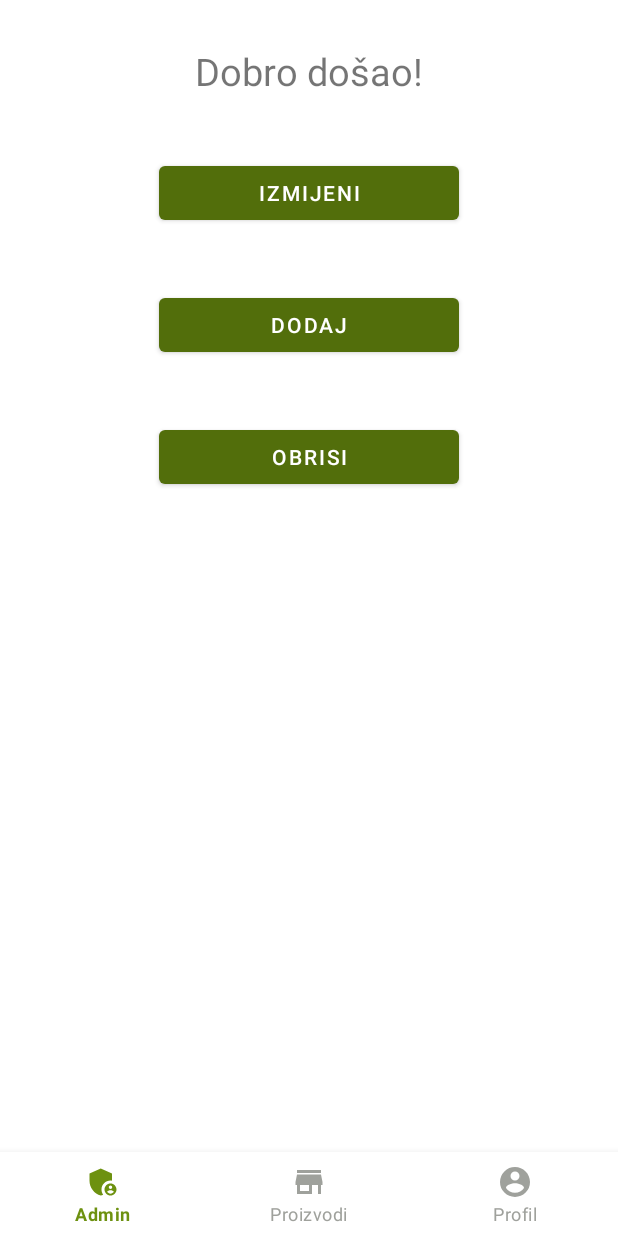
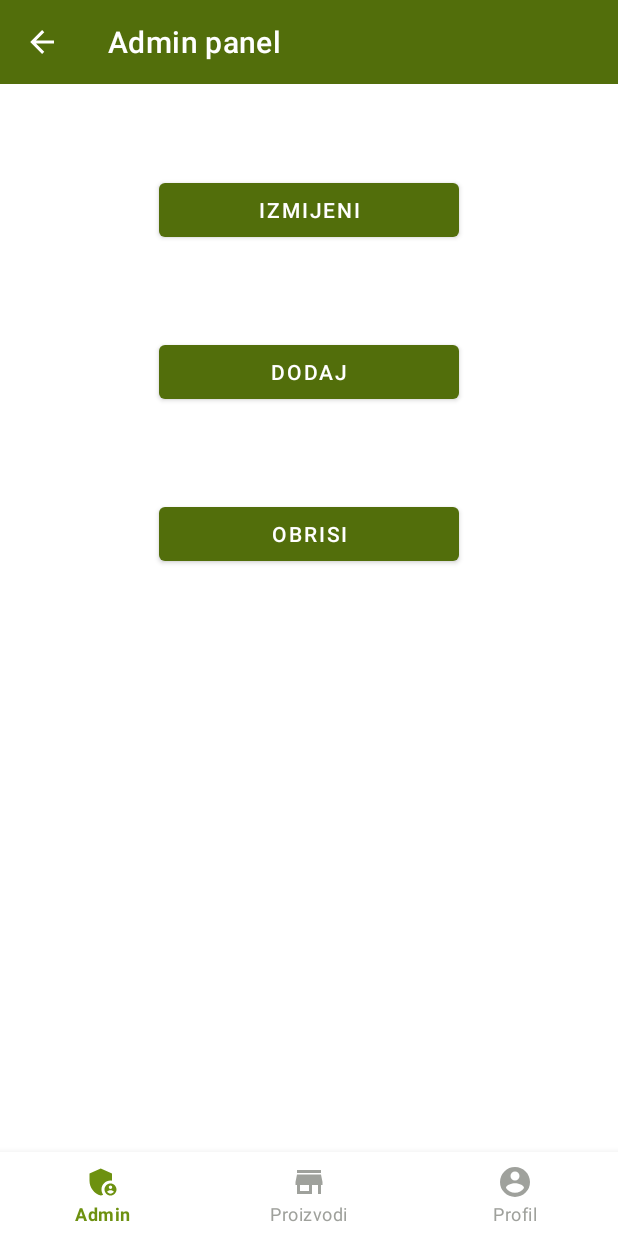
Before and after one commit to imranspahic/NRS-projekat, an Android app: the MainActivity2 screen opened directly, with no data from a screen before it, on a phone screen of 412 x 824 dp. Run offline under Robolectric (Android 15) with nearby library versions, the phone set to English and light mode, and no system bars; our stand-ins replace Firebase (no records; nobody signed in at launch, a user with empty details on screens opened directly).

Commit message:
testiranje 34

```diff
--- a/app/src/main/java/ba/etf/nrsprojekat/MainActivity2.kt
+++ b/app/src/main/java/ba/etf/nrsprojekat/MainActivity2.kt
@@ -7,12 +7,14 @@ import ba.etf.nrsprojekat.view.FragmentAdmin
 import ba.etf.nrsprojekat.view.FragmentOpcijeAdmin
 import ba.etf.nrsprojekat.view.FragmentProducts
 import ba.etf.nrsprojekat.view.FragmentProfile
+import com.google.android.material.appbar.MaterialToolbar
 import com.google.android.material.bottomnavigation.BottomNavigationView
 import com.google.android.material.navigation.NavigationBarView
 
 class MainActivity2 : AppCompatActivity() {
 
     private lateinit var bottomNavigation: BottomNavigationView
+    private lateinit var topNavigation: MaterialToolbar
     private val mOnItemSelectedListener = NavigationBarView.OnItemSelectedListener{ item ->
         when (item.itemId) {
             R.id.admin -> {
@@ -36,9 +38,16 @@ class MainActivity2 : AppCompatActivity() {
     override fun onCreate(savedInstanceState: Bundle?) {
         super.onCreate(savedInstanceState)
         setContentView(R.layout.activity_main2)
+        topNavigation = findViewById(R.id.mainActivity2Toolbar)
         bottomNavigation = findViewById(R.id.bottom_nav)
         bottomNavigation.setOnItemSelectedListener(mOnItemSelectedListener)
         bottomNavigation.selectedItemId = R.id.admin
+        topNavigation.setNavigationOnClickListener {
+            supportFragmentManager.popBackStack()
+          //  val trenutniFragment = supportFragmentManager.
+         //   if(trenutniFragment.tag.equals("FragmentAdmin")) finish()
+          //  finish()
+        }
        // val adminFragment = FragmentAdmin()
        // openFragment(adminFragment)
         val opcijeFragment = FragmentOpcijeAdmin()
--- a/app/src/main/java/ba/etf/nrsprojekat/view/FragmentAdmin.kt
+++ b/app/src/main/java/ba/etf/nrsprojekat/view/FragmentAdmin.kt
@@ -11,6 +11,7 @@ import androidx.recyclerview.widget.LinearLayoutManager
 import androidx.recyclerview.widget.RecyclerView
 import ba.etf.nrsprojekat.R
 import ba.etf.nrsprojekat.data.models.Korisnik
+import com.google.android.material.appbar.MaterialToolbar
 import com.google.firebase.firestore.FirebaseFirestore
 import com.google.firebase.firestore.SetOptions
 
@@ -22,6 +23,7 @@ class FragmentAdmin : Fragment(R.layout.fragment_admin), KorisnikAdapter.OnItemC
     private lateinit var emailTekst: EditText
     private lateinit var lozinkaTekst: EditText
     private lateinit var dugme: Button
+    private lateinit var topNavigation: MaterialToolbar
 
     override fun onViewCreated(view: View, savedInstanceState: Bundle?) {
         super.onViewCreated(view, savedInstanceState)
@@ -32,6 +34,7 @@ class FragmentAdmin : Fragment(R.layout.fragment_admin), KorisnikAdapter.OnItemC
         dbref = FirebaseFirestore.getInstance()
         dugme = view.findViewById(R.id.dugmeIzmijeni)
         dugme.isEnabled = false
+
         recyclerView.layoutManager = LinearLayoutManager(view.context)
         getUserData {
             listaKorisnik2 -> if(listaKorisnik2 != null) {
@@ -44,6 +47,7 @@ class FragmentAdmin : Fragment(R.layout.fragment_admin), KorisnikAdapter.OnItemC
             izmijeniSifru(emailTekst.text.toString(), lozinkaTekst.text.toString()) {}
 
         }
+
     }
 
     override fun onItemClick(position: Int) {
--- a/app/src/main/res/layout/activity_main2.xml
+++ b/app/src/main/res/layout/activity_main2.xml
@@ -5,6 +5,32 @@
     android:layout_width="match_parent"
     android:layout_height="match_parent"
     tools:context=".MainActivity2">
+
+    <com.google.android.material.appbar.MaterialToolbar
+        android:id="@+id/mainActivity2Toolbar"
+        android:layout_width="0dp"
+        android:layout_height="wrap_content"
+        android:background="?attr/colorPrimary"
+        android:minHeight="?attr/actionBarSize"
+        android:theme="?attr/actionBarTheme"
+        app:layout_constraintStart_toStartOf="parent"
+        app:layout_constraintEnd_toEndOf="parent"
+        app:layout_constraintTop_toTopOf="parent"
+        app:layout_constraintBottom_toTopOf="@id/frame"
+        app:title="Admin panel"
+        app:titleTextColor="@color/white"
+        android:backgroundTint="@color/main_green_dark"
+        app:navigationIcon="@drawable/arrow_left"
+        app:navigationIconTint="@color/white"
+        />
+
+    <FrameLayout
+        android:id="@+id/frame"
+        android:layout_width="match_parent"
+        android:layout_height="0dp"
+        app:layout_constraintTop_toBottomOf="@id/mainActivity2Toolbar"
+        app:layout_constraintBottom_toTopOf="@+id/bottom_nav"
+        />
 
     <com.google.android.material.bottomnavigation.BottomNavigationView
         android:id="@+id/bottom_nav"
@@ -19,12 +45,6 @@
         app:itemTextColor="@color/navigation_selected"
         />
 
-    <FrameLayout
-        android:id="@+id/frame"
-        android:layout_width="match_parent"
-        android:layout_height="0dp"
-        app:layout_constraintTop_toTopOf="parent"
-        app:layout_constraintBottom_toTopOf="@+id/bottom_nav"
-        />
+
 
 </androidx.constraintlayout.widget.ConstraintLayout>
--- a/app/src/main/res/layout/fragment_admin_opcije.xml
+++ b/app/src/main/res/layout/fragment_admin_opcije.xml
@@ -4,23 +4,23 @@
     android:layout_width="match_parent"
     android:layout_height="match_parent"
     android:orientation="vertical"
-    android:padding="30dp"
     tools:context=".view.FragmentOpcijeAdmin">
 
+<!--
     <TextView
         android:layout_width="wrap_content"
         android:layout_height="wrap_content"
         android:textSize="25dp"
         android:text="Dobro došao!"
         android:layout_gravity="center"
-        />
+        /> -->
 
     <Button
         android:id="@+id/btnOpcijaIzmijeni"
         android:layout_width="wrap_content"
         android:layout_height="wrap_content"
         android:layout_gravity="center"
-        android:layout_marginTop="40dp"
+        android:layout_marginTop="60dp"
         android:width="200dp"
         android:text="IZMIJENI"
         />
@@ -31,7 +31,7 @@
         android:layout_width="wrap_content"
         android:layout_height="wrap_content"
         android:layout_gravity="center"
-        android:layout_marginTop="40dp"
+        android:layout_marginTop="60dp"
         android:width="200dp"
         android:text="DODAJ"
         />
@@ -42,7 +42,7 @@
         android:layout_width="wrap_content"
         android:layout_height="wrap_content"
         android:layout_gravity="center"
-        android:layout_marginTop="40dp"
+        android:layout_marginTop="60dp"
         android:width="200dp"
         android:text="OBRISI"
         />
```
